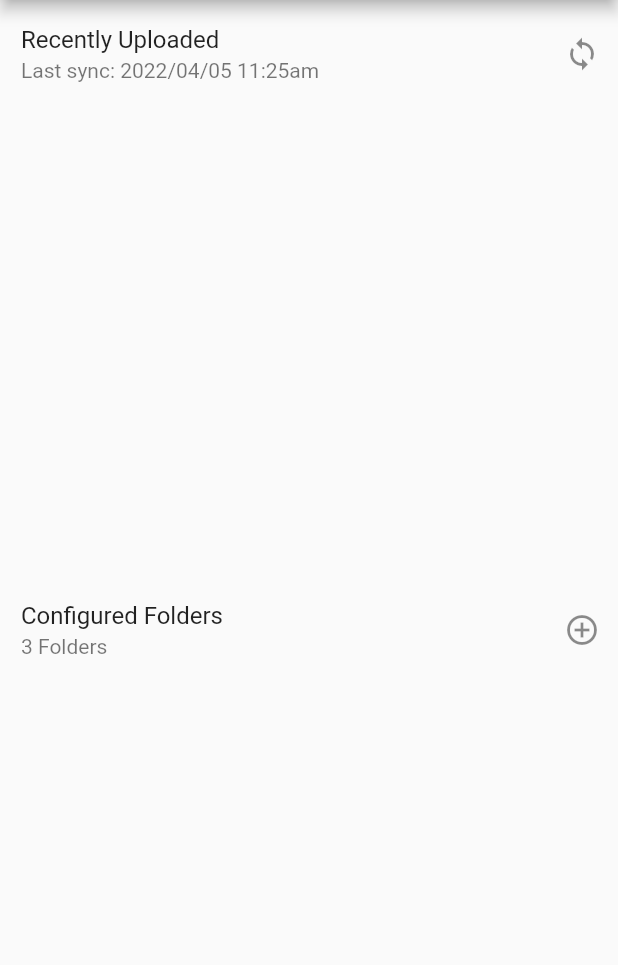
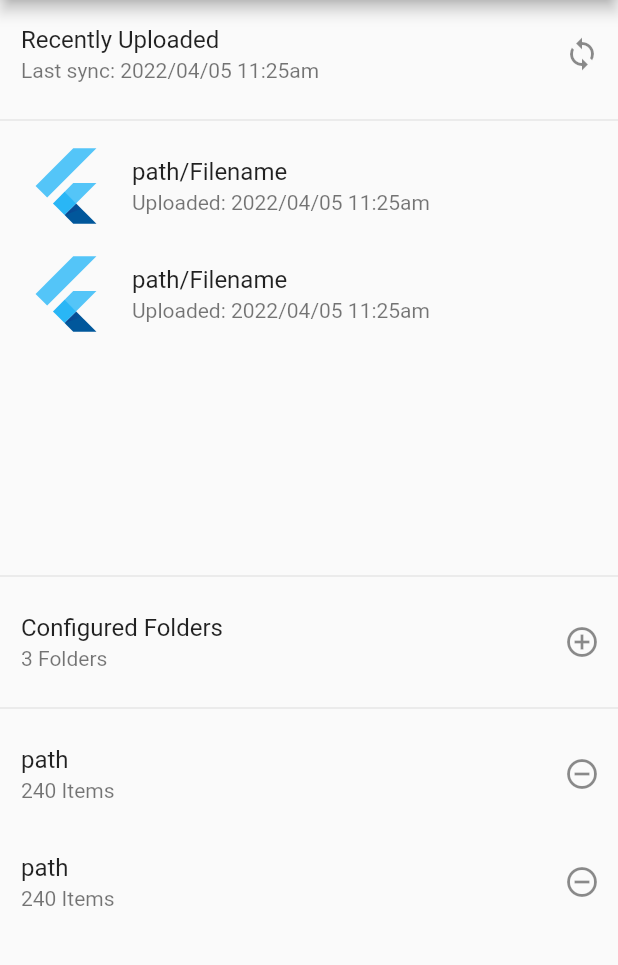
Before and after one commit to Aperturama/Aperturama-Frontend, a Flutter app: the AutoUpload screen opened by its route, in the side drawer, after a tap on the "add circle outline" icon, on a phone screen of 412 x 824 dp, the part 84-1049 px from its top. Run offline on Flutter 3.47's test engine with Material 2 defaults, Android fonts, the phone set to English and light mode, and no system bars; our stand-ins replace cached_network_image, shared_preferences; accounts and stored records are empty; network calls fail.

Commit message:
Lots of progress on getting the auto_upload page designed and working

```diff
--- a/lib/main.dart
+++ b/lib/main.dart
@@ -42,7 +42,7 @@ class MyApp extends StatelessWidget {
         '/collection_viewer': (context) => const CollectionViewer(),
         '/shared': (context) => const Shared(),
         '/auto_upload': (context) => const AutoUpload(),
-        '/settings': (context) => const Settings(),
+        '/settings': (context) => const AppSettings(),
       },
     );
   }
--- a/lib/routes/auto_upload.dart
+++ b/lib/routes/auto_upload.dart
@@ -1,11 +1,63 @@
 import 'package:flutter/material.dart';
 import 'package:flutter/foundation.dart';
-import 'package:aperturama/routes/collections.dart';
+import 'package:aperturama/utils/media.dart';
+import 'package:shared_preferences/shared_preferences.dart';
+import 'dart:convert';
+
 
 import '../utils/main_drawer.dart';
 
-class AutoUpload extends StatelessWidget {
+class AutoUpload extends StatefulWidget {
   const AutoUpload({Key? key}) : super(key: key);
+
+  @override
+  State<AutoUpload> createState() => _AutoUploadState();
+}
+
+class _AutoUploadState extends State<AutoUpload> {
+
+  List<Media> recentlyUploaded = [];
+  List<MediaFolder> localMediaFolders = [];
+
+  // Load settings from disk
+  @override
+  void initState() {
+    super.initState();
+    _loadAutomaticUploadSettings();
+  }
+
+  //Loading counter value on start
+  void _loadAutomaticUploadSettings() async {
+    final prefs = await SharedPreferences.getInstance();
+
+    String _recentlyUploadedString = prefs.getString("recentlyUploaded") ?? "";
+    String _localMediaFoldersString = prefs.getString("localMediaFolders") ?? "";
+
+    if(_recentlyUploadedString != "") {
+      Map<String, dynamic> decodedList = jsonDecode(_recentlyUploadedString);
+      List<dynamic> jsonList = decodedList['media'];
+
+      // Convert to a list again
+      List<Media> _recentlyUploadedList = [];
+      jsonList.map((elem) => {
+        jsonDecode(elem) as Media
+      });
+
+      setState(() {
+        recentlyUploaded = jsonList as List<Media>;
+      });
+    }
+
+    if(_recentlyUploadedString != "") {
+      Map<String, dynamic> decodedList = jsonDecode(_localMediaFoldersString);
+      List<dynamic> jsonList = decodedList['mediaFolders'];
+      jsonList.map((elem) => jsonDecode(elem));
+
+      setState(() {
+        localMediaFolders = jsonList as List<MediaFolder>;
+      });
+    }
+  }
 
   @override
   Widget build(BuildContext context) {
@@ -23,14 +75,10 @@ class AutoUpload extends StatelessWidget {
           Expanded(
             child: Column(
               children: [
-                Expanded(
-                  child: ListView(
-                    shrinkWrap: true,
-                    children: [
                 ListTile(
                   horizontalTitleGap: 0,
                   title: const Text("Recently Uploaded"),
-                        contentPadding: EdgeInsets.only(left: 14, bottom: 10),
+                  contentPadding: EdgeInsets.only(left: 14),
                   subtitle: Text("Last sync: 2022/04/05 11:25am"),
                   trailing: IconButton(
                     icon: const Icon(Icons.loop),
@@ -39,22 +87,60 @@ class AutoUpload extends StatelessWidget {
                     },
                   ),
                 ),
-                      //CollectionList(snapshot.data!.collections),
-
-                    ],
-                  ),
-                ),
+                const Divider(),
                 Expanded(
                   child: ListView(
                     shrinkWrap: true,
                     children: [
                       ListTile(
+                        leading: FlutterLogo(size: 56.0),
+                        title: const Text("path/Filename"),
+                        subtitle: Text("Uploaded: 2022/04/05 11:25am"),
+                      ),
+                      ListTile(
+                        leading: FlutterLogo(size: 56.0),
+                        title: const Text("path/Filename"),
+                        subtitle: Text("Uploaded: 2022/04/05 11:25am"),
+                      ),
+                      //CollectionList(snapshot.data!.collections),
+                    ],
+                  ),
+                ),
+                const Divider(),
+                ListTile(
                   horizontalTitleGap: 0,
                   title: const Text("Configured Folders"),
-                        contentPadding: EdgeInsets.only(left: 14, bottom: 10),
+                  contentPadding: EdgeInsets.only(left: 14),
                   subtitle: Text("3 Folders"),
                   trailing: IconButton(
                     icon: const Icon(Icons.add_circle_outline),
+                    onPressed: () {
+                      // TODO: Actually trigger a resync
+                    },
+                  ),
+                ),
+                const Divider(),
+                Expanded(
+                  child: ListView(
+                    shrinkWrap: true,
+                    children: [
+                      ListTile(
+                        title: const Text("path"),
+                        subtitle: Text("240 Items"),
+                        contentPadding: EdgeInsets.only(left: 14),
+                        trailing: IconButton(
+                          icon: const Icon(Icons.remove_circle_outline),
+                          onPressed: () {
+                            // TODO: Actually trigger a resync
+                          },
+                        ),
+                      ),
+                      ListTile(
+                        title: const Text("path"),
+                        subtitle: Text("240 Items"),
+                        contentPadding: EdgeInsets.only(left: 14),
+                        trailing: IconButton(
+                          icon: const Icon(Icons.remove_circle_outline),
                           onPressed: () {
                             // TODO: Actually trigger a resync
                           },
--- a/pubspec.yaml
+++ b/pubspec.yaml
@@ -36,6 +36,9 @@ dependencies:
   cupertino_icons: ^1.0.2
   http: ^0.13.4
   cached_network_image: ^3.2.0
+  shared_preferences: ^2.0.13
+  path_provider: ^2.0.9
+  file_picker: ^4.5.1
 
 dev_dependencies:
   flutter_test:
```
Also changed, not shown: pubspec.lock. Lines whose indentation alone changed are shown as unchanged.
